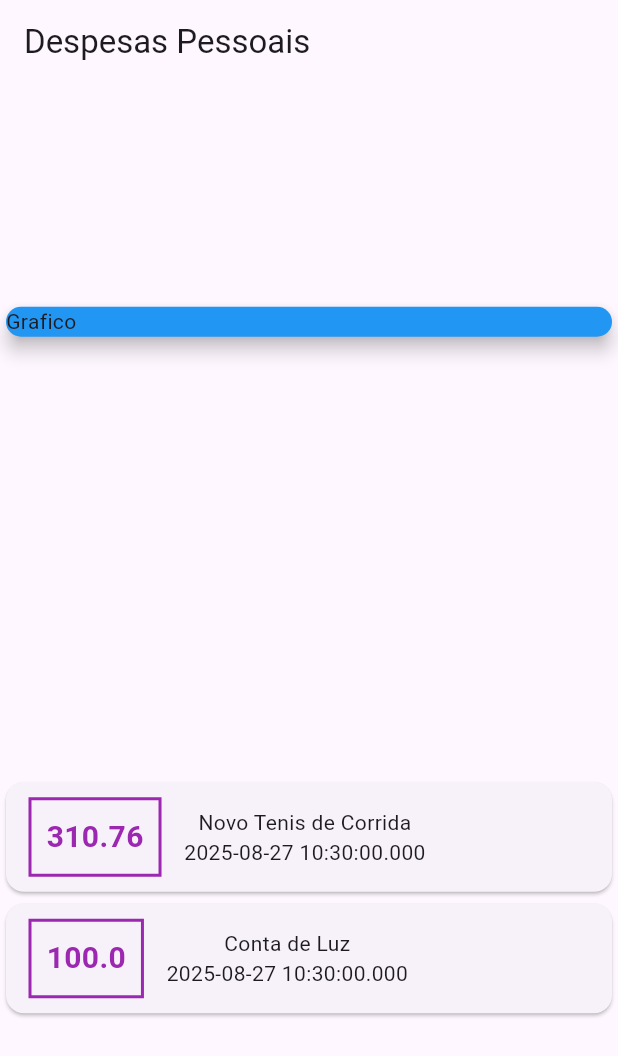
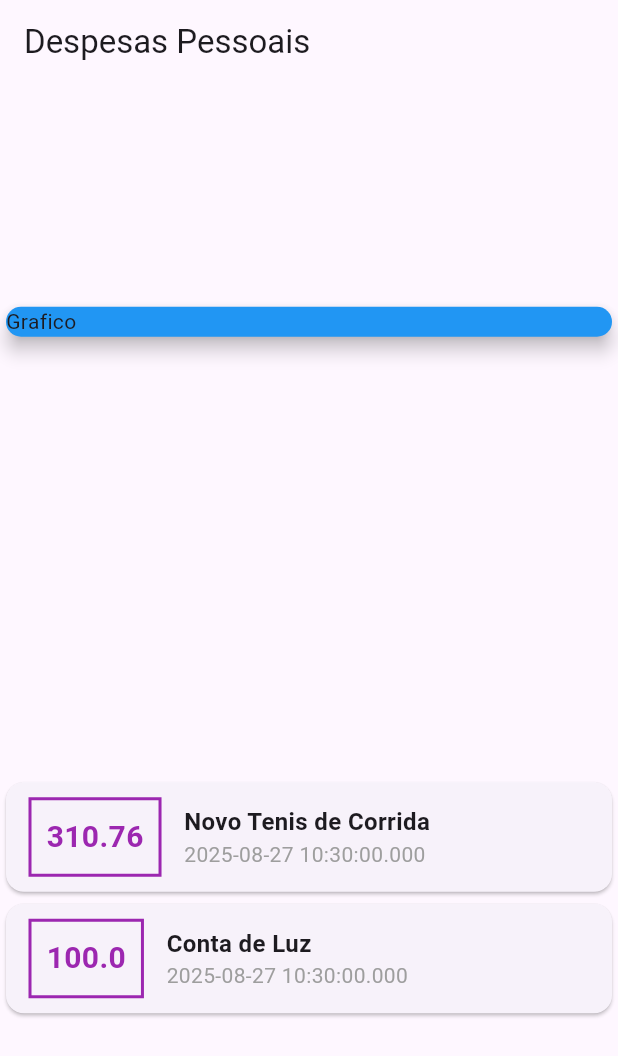
Before and after one commit to DarlanMarangoni/flutter, a Flutter app: the screen it shows after launch, on a phone screen of 412 x 824 dp. Shown: the top 1056 px of the screen. Run offline on Flutter 3.47's test engine with Material 3 defaults, Android fonts, the phone set to English and light mode, and no system bars.

Commit message:
94 - Desafio Estilo Titulo e Data

```diff
--- a/expenses/lib/main.dart
+++ b/expenses/lib/main.dart
@@ -69,7 +69,20 @@ class MyHomePage extends StatelessWidget {
                       ),
                     ),
                     Column(
-                      children: [Text(tr.title), Text(tr.date.toString())],
+                      crossAxisAlignment: CrossAxisAlignment.start,
+                      children: [
+                        Text(
+                          tr.title,
+                          style: TextStyle(
+                            fontWeight: FontWeight.bold,
+                            fontSize: 16,
+                          ),
+                        ),
+                        Text(
+                          tr.date.toString(),
+                          style: TextStyle(color: Colors.grey),
+                        ),
+                      ],
                     ),
                   ],
                 ),
```
